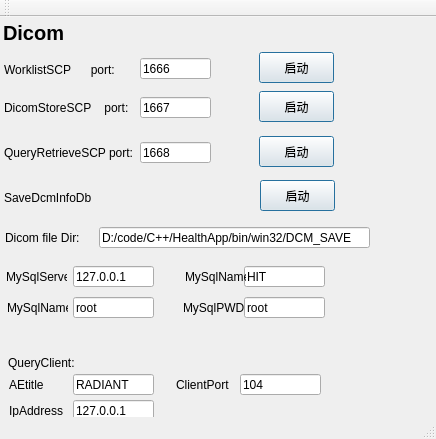
Before: the Qt Designer form Tools/HServerManageUI/mainwindow.ui in zyq1569/HealthApp, drawn with Qt 5.
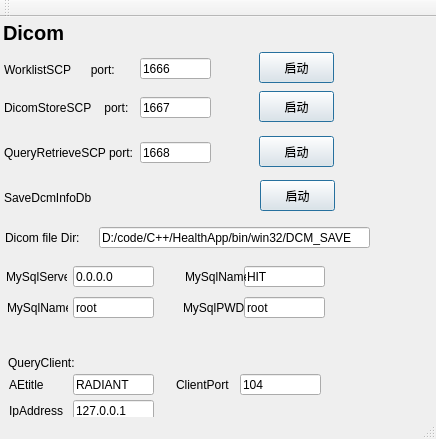
After: the same form once the commit is applied.

```diff
--- a/Tools/HServerManageUI/mainwindow.ui
+++ b/Tools/HServerManageUI/mainwindow.ui
@@ -278,7 +278,7 @@
      <enum>Qt::LeftToRight</enum>
     </property>
     <property name="text">
-     <string>127.0.0.1</string>
+     <string>0.0.0.0</string>
     </property>
    </widget>
    <widget class="QLineEdit" name="mysqldbNameValue">
```
